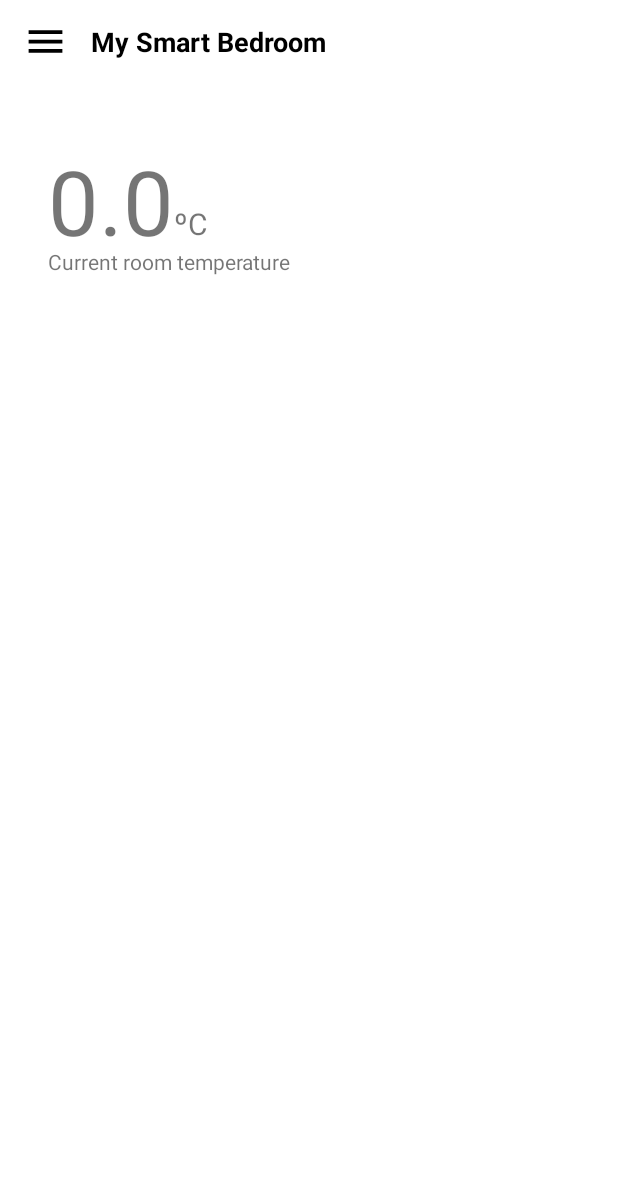
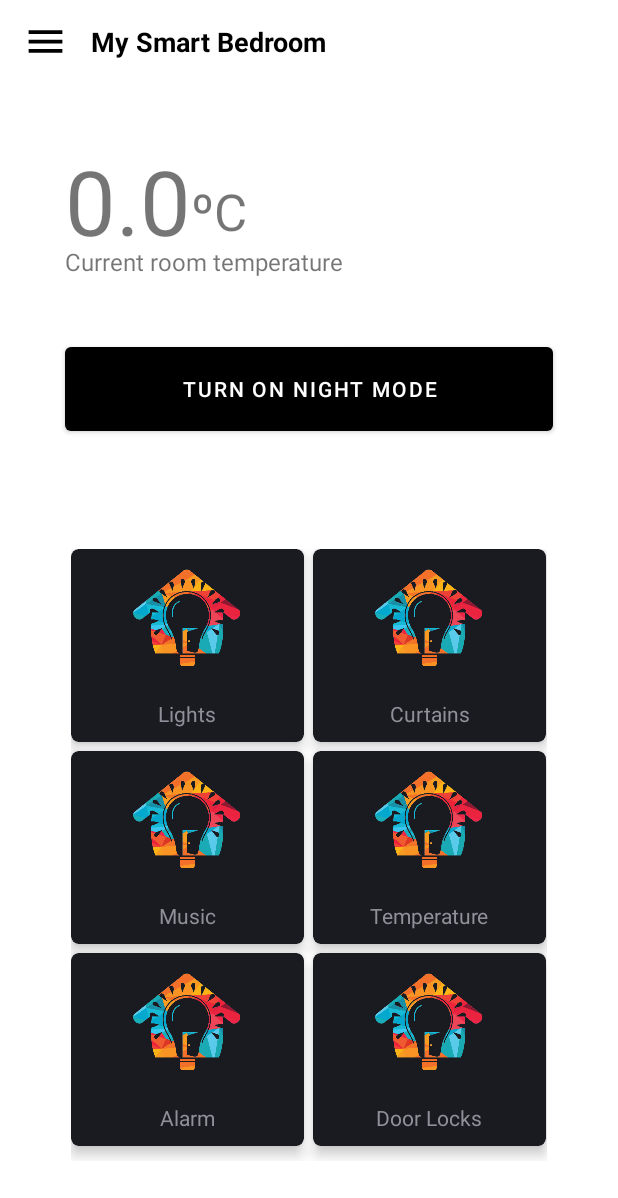
Before and after one commit to brendonrodrigues1999/My-Smart-Bedroom, an Android app: the DashboardFragment screen opened directly, with no data from a screen before it, on a phone screen of 412 x 824 dp. Shown: the top 1198 px of the screen. Run offline under Robolectric (Android 15) with nearby library versions, the phone set to English and light mode, and no system bars; our stand-ins replace Firebase (no records; nobody signed in at launch, a user with empty details on screens opened directly), navigation-ui; 1 statement that could not run was skipped.

Commit message:
Android: developed gridview on the dashboard to control the IOT appliances

```diff
--- a/app/src/main/java/com/example/mysmartbedroom/DashboardFragment.kt
+++ b/app/src/main/java/com/example/mysmartbedroom/DashboardFragment.kt
@@ -6,9 +6,11 @@ import androidx.fragment.app.Fragment
 import android.view.LayoutInflater
 import android.view.View
 import android.view.ViewGroup
+import android.widget.GridView
 import android.widget.TextView
 import androidx.navigation.fragment.findNavController
 import com.example.mysmartbedroom.classes.Bedroom
+import com.example.mysmartbedroom.classes.GridViewModal
 import com.google.firebase.auth.FirebaseAuth
 import com.google.firebase.database.*
 
@@ -27,6 +29,8 @@ class DashboardFragment : Fragment() {
     private var param1: String? = null
     private var param2: String? = null
     private lateinit var auth: FirebaseAuth
+    lateinit var iotGRV: GridView
+    lateinit var iotList: List<GridViewModal>
 
     override fun onCreate(savedInstanceState: Bundle?) {
         super.onCreate(savedInstanceState)
@@ -42,13 +46,25 @@ class DashboardFragment : Fragment() {
         savedInstanceState: Bundle?
     ): View? {
         val view = inflater.inflate(R.layout.fragment_dashboard, container, false)
+        val tempView = view.findViewById<TextView>(R.id.temperatureView)
         auth = FirebaseAuth.getInstance()
         var bedroom = Bedroom("",0.0,"")
+        iotGRV = view.findViewById(R.id.gridView)
+        iotList = ArrayList<GridViewModal>()
+        iotList = iotList + GridViewModal("Lights",R.drawable.logo)
+        iotList = iotList + GridViewModal("Curtains",R.drawable.logo)
+        iotList = iotList + GridViewModal("Music",R.drawable.logo)
+        iotList = iotList + GridViewModal("Temperature",R.drawable.logo)
+        iotList = iotList + GridViewModal("Alarm",R.drawable.logo)
+        iotList = iotList + GridViewModal("Door Locks",R.drawable.logo)
+        val iotAdapter = context?.let { GridAdapter(iotList = iotList, it.applicationContext) }
+        iotGRV.adapter = iotAdapter
+
         val ref = FirebaseDatabase.getInstance().getReference(auth.currentUser?.uid.toString())
         ref.addValueEventListener(object : ValueEventListener{
             override fun onDataChange(dataSnapshot : DataSnapshot) {
                 bedroom = dataSnapshot.getValue(Bedroom::class.java)!!
-                val tempView = view.findViewById<TextView>(R.id.temperatureView)
+
                 tempView.text = bedroom.Temperature.toString()
             }
             override fun onCancelled(databaseError: DatabaseError) {
--- /dev/null
+++ b/app/src/main/java/com/example/mysmartbedroom/GridAdapter.kt
@@ -0,0 +1,69 @@
+package com.example.mysmartbedroom
+
+import android.content.Context
+import android.view.LayoutInflater
+import android.view.View
+import android.view.ViewGroup
+import android.widget.BaseAdapter
+import android.widget.ImageView
+import android.widget.TextView
+import com.example.mysmartbedroom.classes.GridViewModal
+
+// on below line we are creating an
+// adapter class for our grid view.
+internal class GridAdapter(
+    // on below line we are creating two
+    // variables for course list and context
+    private val iotList: List<GridViewModal>,
+    private val context: Context
+) :
+    BaseAdapter() {
+    // in base adapter class we are creating variables
+    // for layout inflater, course image view and course text view.
+    private var layoutInflater: LayoutInflater? = null
+    private lateinit var iotText: TextView
+    private lateinit var iotImg: ImageView
+
+    // below method is use to return the count of course list
+    override fun getCount(): Int {
+        return iotList.size
+    }
+
+    // below function is use to return the item of grid view.
+    override fun getItem(position: Int): Any? {
+        return null
+    }
+
+    // below function is use to return item id of grid view.
+    override fun getItemId(position: Int): Long {
+        return 0
+    }
+
+    // in below function we are getting individual item of grid view.
+    override fun getView(position: Int, convertView: View?, parent: ViewGroup?): View? {
+        var convertView = convertView
+        // on blow line we are checking if layout inflater
+        // is null, if it is null we are initializing it.
+        if (layoutInflater == null) {
+            layoutInflater =
+                context.getSystemService(Context.LAYOUT_INFLATER_SERVICE) as LayoutInflater
+        }
+        // on the below line we are checking if convert view is null.
+        // If it is null we are initializing it.
+        if (convertView == null) {
+            // on below line we are passing the layout file
+            // which we have to inflate for each item of grid view.
+            convertView = layoutInflater!!.inflate(R.layout.gridview_item, null)
+        }
+        // on below line we are initializing our course image view
+        // and course text view with their ids.
+        iotText = convertView!!.findViewById(R.id.iotName)
+        iotImg = convertView!!.findViewById(R.id.iotIcon)
+        // on below line we are setting image for our course image view.
+        iotImg.setImageResource(iotList.get(position).iotImage)
+        // on below line we are setting text in our course text view.
+        iotText.setText(iotList.get(position).iotName)
+        // at last we are returning our convert view.
+        return convertView
+    }
+}
--- /dev/null
+++ b/app/src/main/java/com/example/mysmartbedroom/classes/GridViewModal.kt
@@ -0,0 +1,6 @@
+package com.example.mysmartbedroom.classes
+
+class GridViewModal (
+    val iotName: String,
+    val iotImage: Int
+)
--- a/app/src/main/res/layout/fragment_dashboard.xml
+++ b/app/src/main/res/layout/fragment_dashboard.xml
@@ -11,29 +11,61 @@
         android:id="@+id/temperatureView"
         android:layout_width="wrap_content"
         android:layout_height="wrap_content"
-        android:layout_marginStart="32dp"
+        android:layout_marginStart="43dp"
         android:layout_marginTop="37dp"
+        android:layout_marginBottom="144dp"
+        android:text="-"
         android:textSize="60sp"
         app:layout_constraintStart_toStartOf="parent"
-        app:layout_constraintTop_toTopOf="parent" />
+        app:layout_constraintTop_toTopOf="parent"
+        />
 
     <TextView
         android:id="@+id/textView12"
         android:layout_width="wrap_content"
         android:layout_height="wrap_content"
-        android:layout_marginTop="79dp"
         android:text="ºC"
-        android:textSize="20sp"
-        app:layout_constraintStart_toEndOf="@+id/temperatureView"
-        app:layout_constraintTop_toTopOf="parent" />
+        android:textSize="34sp"
+        app:layout_constraintBottom_toTopOf="@+id/tempDescriptionView"
+        app:layout_constraintStart_toEndOf="@+id/temperatureView" />
 
     <TextView
         android:id="@+id/tempDescriptionView"
         android:layout_width="wrap_content"
         android:layout_height="wrap_content"
         android:text="Current room temperature"
+        android:textSize="16sp"
         app:layout_constraintBottom_toBottomOf="@+id/temperatureView"
         app:layout_constraintStart_toStartOf="@+id/temperatureView"
         app:layout_constraintTop_toBottomOf="@+id/temperatureView" />
 
+    <Button
+        android:id="@+id/nightModeBtn"
+        android:layout_width="325dp"
+        android:layout_height="68dp"
+        android:layout_marginStart="41dp"
+        android:layout_marginTop="40dp"
+        android:layout_marginEnd="41dp"
+        android:text="Turn On Night Mode"
+        app:layout_constraintEnd_toEndOf="parent"
+        app:layout_constraintStart_toStartOf="parent"
+        app:layout_constraintTop_toBottomOf="@+id/tempDescriptionView" />
+
+    <GridView
+        android:id="@+id/gridView"
+        android:layout_width="317dp"
+        android:layout_height="408dp"
+        android:layout_marginStart="41dp"
+        android:layout_marginEnd="41dp"
+        android:layout_marginBottom="46dp"
+        android:horizontalSpacing="6dp"
+        android:numColumns="2"
+        android:verticalSpacing="6dp"
+        app:layout_constraintBottom_toBottomOf="parent"
+        app:layout_constraintEnd_toEndOf="parent"
+        app:layout_constraintStart_toStartOf="parent"
+        app:layout_constraintTop_toBottomOf="@+id/nightModeBtn"
+        app:layout_constraintVertical_bias="0.951" />
+
+
 </androidx.constraintlayout.widget.ConstraintLayout>
--- /dev/null
+++ b/app/src/main/res/layout/gridview_item.xml
@@ -0,0 +1,38 @@
+<?xml version="1.0" encoding="utf-8"?>
+<androidx.cardview.widget.CardView xmlns:android="http://schemas.android.com/apk/res/android"
+    android:layout_width="match_parent"
+    android:layout_height="wrap_content"
+    xmlns:app="http://schemas.android.com/apk/res-auto"
+    android:layout_gravity="center"
+    android:layout_margin="5dp"
+    app:cardCornerRadius="5dp"
+    app:cardElevation="5dp">
+
+    <LinearLayout
+        android:layout_width="match_parent"
+        android:layout_height="wrap_content"
+        android:orientation="vertical">
+
+        <ImageView
+            android:id="@+id/iotIcon"
+            android:layout_width="80dp"
+            android:layout_height="80dp"
+            android:layout_gravity="center"
+            android:layout_margin="5dp"
+            android:padding="4dp"
+            android:src="@drawable/logo"/>
+
+        <TextView
+            android:id="@+id/iotName"
+            android:layout_width="match_parent"
+            android:layout_height="wrap_content"
+            android:layout_gravity="center"
+            android:layout_margin="5dp"
+            android:padding="4dp"
+            android:text="hello"
+            android:textAlignment="center"/>
+
+
+    </LinearLayout>
+
+</androidx.cardview.widget.CardView>
```
